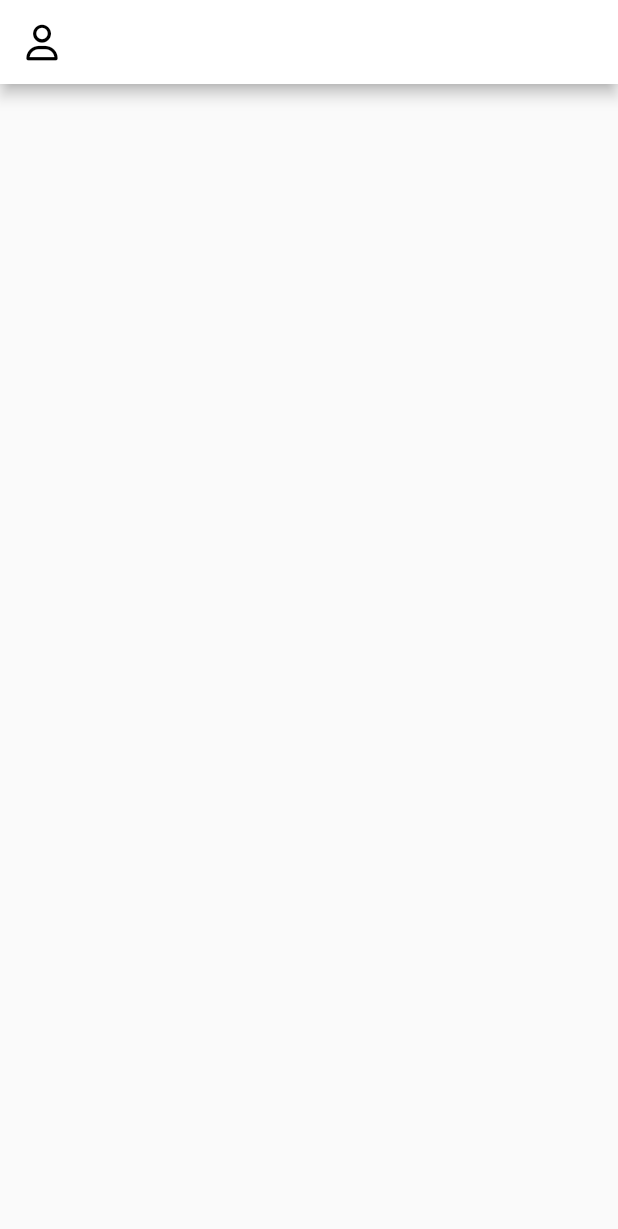
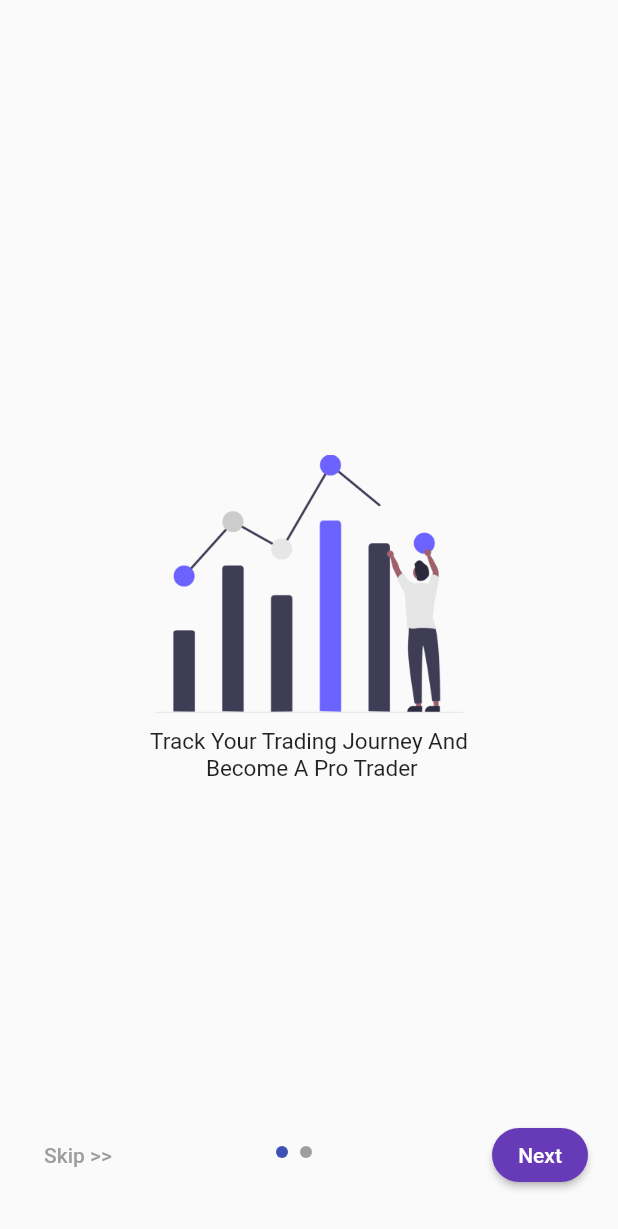
Before and after one commit to Vineeth-Kolichal/trading-edge-dev, a Flutter app: the screen it shows after launch, on a phone screen of 412 x 824 dp. Shown: the top 1229 px of the screen. Run offline on Flutter 3.47's test engine with Material 2 defaults, Android fonts, the phone set to English and light mode, and no system bars; drawn by our look-alikes of smooth_page_indicator; our stand-ins replace animated_splash_screen, firebase_auth, firebase_core, flutter_feather_icons, font_awesome_flutter, google_sign_in and 2 more; accounts and stored records are empty.

Commit message:
intro screen, splash screen, drawer ui completed

```diff
--- a/lib/authentication/phone_authentication.dart
+++ b/lib/authentication/phone_authentication.dart
@@ -9,7 +9,8 @@ Future<void> sendOtp(String phoneNumber, BuildContext context) async {
     phoneNumber: phoneNumber,
     verificationCompleted: (PhoneAuthCredential credential) {},
     verificationFailed: (FirebaseAuthException e) {},
-    codeSent: (String verificationId, int? resendToken) {
+    codeSent: (String verificationId, int? resendToken) async {
+      await Future.delayed(Duration(milliseconds: 4000));
       Navigator.of(context)
           .push(MaterialPageRoute(builder: ((ctx) => ScreenOtpVerification())));
     },
--- a/lib/main.dart
+++ b/lib/main.dart
@@ -2,9 +2,12 @@ import 'package:firebase_core/firebase_core.dart';
 import 'package:flutter/material.dart';
 import 'package:my_tradebook/authentication/google_sign_in_authentication.dart';
 import 'package:my_tradebook/firebase_options.dart';
+import 'package:my_tradebook/screens/enter_name/screen_enter_name.dart';
 import 'package:my_tradebook/screens/home/screen_home.dart';
+import 'package:my_tradebook/screens/intro/screen_intro.dart';
 import 'package:my_tradebook/screens/login/screen_login.dart';
 import 'package:my_tradebook/screens/otp_verification/screen_otp_verification.dart';
+import 'package:my_tradebook/screens/splash_screen/screen_splash.dart';
 import 'package:provider/provider.dart';
 
 Future<void> main() async {
@@ -23,12 +26,13 @@ class MyApp extends StatelessWidget {
     return ChangeNotifierProvider(
       create: (context) => GoogleSignInProvider(),
       child: MaterialApp(
+        debugShowCheckedModeBanner: false,
         title: 'Flutter Demo',
         theme: ThemeData(
           // brightness: Brightness.dark,
           primarySwatch: Colors.deepPurple,
         ),
-        home: ScreenHome(),
+        home: ScreenSplash(),
       ),
     );
   }
--- /dev/null
+++ b/lib/screens/intro/pages/page_one.dart
@@ -0,0 +1,34 @@
+import 'package:flutter/material.dart';
+import 'package:flutter/src/widgets/framework.dart';
+import 'package:flutter/src/widgets/placeholder.dart';
+import 'package:my_tradebook/screens/login/screen_login.dart';
+
+class PageOne extends StatelessWidget {
+  const PageOne({super.key});
+
+  @override
+  Widget build(BuildContext context) {
+    return Scaffold(
+      backgroundColor: Colors.transparent,
+      body: SizedBox(
+        width: double.infinity,
+        child: Column(
+          mainAxisAlignment: MainAxisAlignment.center,
+          crossAxisAlignment: CrossAxisAlignment.center,
+          children: [
+            Image.asset(
+              'assets/images/intro_image_one.png',
+              scale: 4,
+            ),
+            sizedBoxTen,
+            Text(
+              textAlign: TextAlign.center,
+              'Track Your Trading Journey And \n Become A Pro Trader',
+              style: TextStyle(fontSize: 15),
+            ),
+          ],
+        ),
+      ),
+    );
+  }
+}
--- /dev/null
+++ b/lib/screens/intro/screen_intro.dart
@@ -0,0 +1,147 @@
+import 'package:flutter/material.dart';
+import 'package:flutter/src/widgets/framework.dart';
+import 'package:flutter/src/widgets/placeholder.dart';
+import 'package:my_tradebook/screens/intro/pages/page_one.dart';
+import 'package:my_tradebook/screens/intro/pages/page_two.dart';
+import 'package:my_tradebook/screens/login/screen_login.dart';
+import 'package:smooth_page_indicator/smooth_page_indicator.dart';
+
+class ScreenIntro extends StatefulWidget {
+  ScreenIntro({super.key});
+
+  @override
+  State<ScreenIntro> createState() => _ScreenIntroState();
+}
+
+class _ScreenIntroState extends State<ScreenIntro> {
+  final _pageController = PageController(initialPage: 0);
+  int pageNumer = 0;
+  @override
+  Widget build(BuildContext context) {
+    return Scaffold(
+        body: Stack(
+      children: [
+        PageView(
+          onPageChanged: _onPageChanged,
+          controller: _pageController,
+          children: [PageOne(), PageTwo()],
+        ),
+        Align(
+          alignment: Alignment.bottomCenter,
+          child: SizedBox(
+            width: double.infinity,
+            child: Padding(
+              padding: const EdgeInsets.only(left: 20, right: 20, bottom: 30),
+              child: Row(
+                  mainAxisAlignment: MainAxisAlignment.spaceBetween,
+                  children: [
+                    Visibility(
+                        visible: (pageNumer == 0) ? true : false,
+                        child: SizedBox(
+                            child: TextButton(
+                                onPressed: () {
+                                  Navigator.of(context).push(MaterialPageRoute(
+                                      builder: ((ctx) => ScreenLogin())));
+                                },
+                                child: Text(
+                                  'Skip >>',
+                                  style: TextStyle(color: Colors.grey),
+                                )))),
+                    // SmoothPageIndicator(
+                    //     effect:
+                    //         SlideEffect(radius: 20, dotWidth: 8, dotHeight: 8),
+                    //     controller: _pageController,
+                    //     count: 2),
+                    (pageNumer == 0)
+                        ? ElevatedButton(
+                            style: ElevatedButton.styleFrom(
+                                shape: RoundedRectangleBorder(
+                                    borderRadius: BorderRadius.circular(20))),
+                            onPressed: () {
+                              setState(() {
+                                _pageController.nextPage(
+                                    duration: Duration(microseconds: 300),
+                                    curve: Curves.ease);
+                              });
+                            },
+                            child: Text('Next'),
+                          )
+                        : ElevatedButton(
+                            style: ElevatedButton.styleFrom(
+                                shape: RoundedRectangleBorder(
+                                    borderRadius: BorderRadius.circular(20))),
+                            onPressed: () {
+                              Navigator.of(context).push(MaterialPageRoute(
+                                  builder: ((ctx) => ScreenLogin())));
+                            },
+                            child: Text('Lets Start'),
+                          ),
+                  ]),
+            ),
+          ),
+        ),
+        // Align(
+        //   alignment: Alignment.bottomRight,
+        //   child: Padding(
+        //     padding: const EdgeInsets.only(right: 20, bottom: 35),
+        //     child: (pageNumer == 0)
+        //         ? ElevatedButton(
+        //             style: ElevatedButton.styleFrom(
+        //                 shape: RoundedRectangleBorder(
+        //                     borderRadius: BorderRadius.circular(20))),
+        //             onPressed: () {
+        //               setState(() {
+        //                 _pageController.nextPage(
+        //                     duration: Duration(microseconds: 300),
+        //                     curve: Curves.ease);
+        //               });
+        //             },
+        //             child: Text('Next'),
+        //           )
+        //         : ElevatedButton(
+        //             style: ElevatedButton.styleFrom(
+        //                 shape: RoundedRectangleBorder(
+        //                     borderRadius: BorderRadius.circular(20))),
+        //             onPressed: () {
+        //               Navigator.of(context).push(
+        //                   MaterialPageRoute(builder: ((ctx) => ScreenLogin())));
+        //             },
+        //             child: Text('Lets go'),
+        //           ),
+        //   ),
+        // ),
+        // Align(
+        //   alignment: Alignment.bottomLeft,
+        //   child: Visibility(
+        //       visible: (pageNumer == 0) ? true : false,
+        //       child: Padding(
+        //         padding: const EdgeInsets.only(left: 20, bottom: 35),
+        //         child: SizedBox(
+        //             child: TextButton(
+        //                 onPressed: () {
+        //                   Navigator.of(context).push(MaterialPageRoute(
+        //                       builder: ((ctx) => ScreenLogin())));
+        //                 },
+        //                 child: Text('Skip >>'))),
+        //       )),
+        // ),
+        Padding(
+          padding: const EdgeInsets.only(right: 20, bottom: 52),
+          child: Align(
+            alignment: Alignment.bottomCenter,
+            child: SmoothPageIndicator(
+                effect: SlideEffect(radius: 20, dotWidth: 8, dotHeight: 8),
+                controller: _pageController,
+                count: 2),
+          ),
+        ),
+      ],
+    ));
+  }
+
+  void _onPageChanged(int page) {
+    setState(() {
+      pageNumer = page;
+    });
+  }
+}
```
Also changed, not shown: lib/screens/enter_name/screen_enter_name.dart (added, +101 -0 lines), lib/screens/home/screen_home.dart (+78 -7 lines), lib/screens/intro/pages/page_two.dart (added, +34 -0 lines), lib/screens/login/screen_login.dart (+40 -29 lines), lib/screens/otp_verification/screen_otp_verification.dart (+12 -7 lines), lib/screens/splash_screen/screen_splash.dart (added, +23 -0 lines), lib/widgets/widget_bottom_navigation_bar.dart (added, +44 -0 lines), lib/widgets/widget_drawer.dart (+30 -2 lines), lib/widgets/widget_login_button.dart (added, +28 -0 lines), pubspec.yaml (+7 -0 lines), assets/images/intro_image_one.png (added), assets/images/my_trade_book.png (added), assets/images/name_page_image.png (added), assets/images/page_two_image.png (added), 2 more files.
